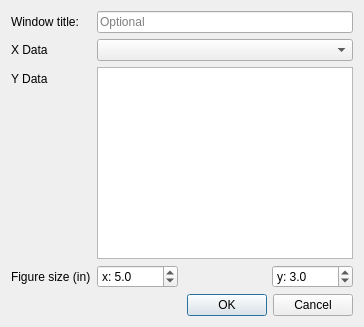
Above: hyde/user_interface/plugins/figure/new_figure_dialog.ui from spielman-group/hyde before the change. Below: the same form after it.
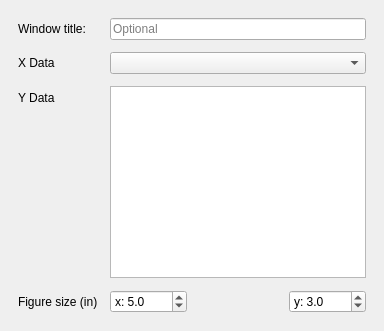
That is the form after the change.

What changed in the file:
```diff
--- a/hyde/user_interface/plugins/figure/new_figure_dialog.ui
+++ b/hyde/user_interface/plugins/figure/new_figure_dialog.ui
@@ -1,11 +1,23 @@
 <?xml version="1.0" encoding="UTF-8"?>
 <ui version="4.0">
  <class>NewFigureDialog</class>
- <widget class="QDialog" name="NewFigureDialog">
-  <property name="windowTitle">
-   <string>New Figure</string>
-  </property>
+ <widget class="QWidget" name="NewFigureDialog">
   <layout class="QVBoxLayout" name="verticalLayout">
+   <property name="spacing">
+    <number>12</number>
+   </property>
+   <property name="leftMargin">
+    <number>18</number>
+   </property>
+   <property name="topMargin">
+    <number>18</number>
+   </property>
+   <property name="rightMargin">
+    <number>18</number>
+   </property>
+   <property name="bottomMargin">
+    <number>18</number>
+   </property>
    <item>
     <layout class="QFormLayout" name="formLayout">
      <item row="0" column="0">
@@ -110,13 +122,6 @@
      </item>
     </layout>
    </item>
-   <item>
-    <widget class="QDialogButtonBox" name="buttonBox">
-     <property name="standardButtons">
-      <set>QDialogButtonBox::Cancel|QDialogButtonBox::Ok</set>
-     </property>
-    </widget>
-   </item>
   </layout>
  </widget>
  <resources/>
```
